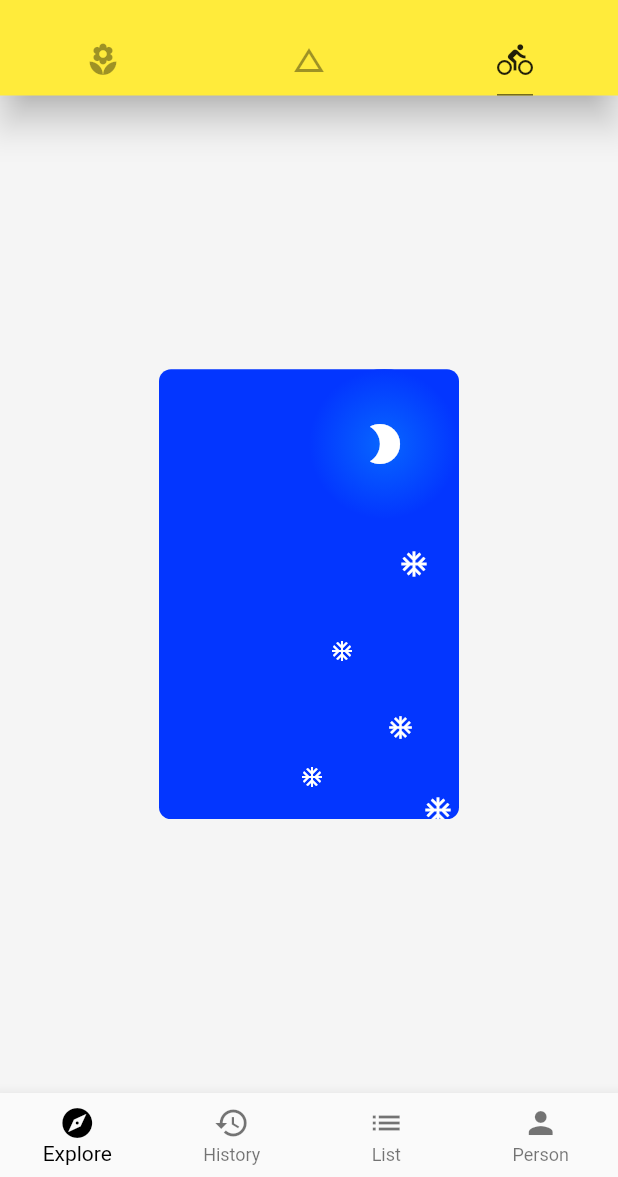
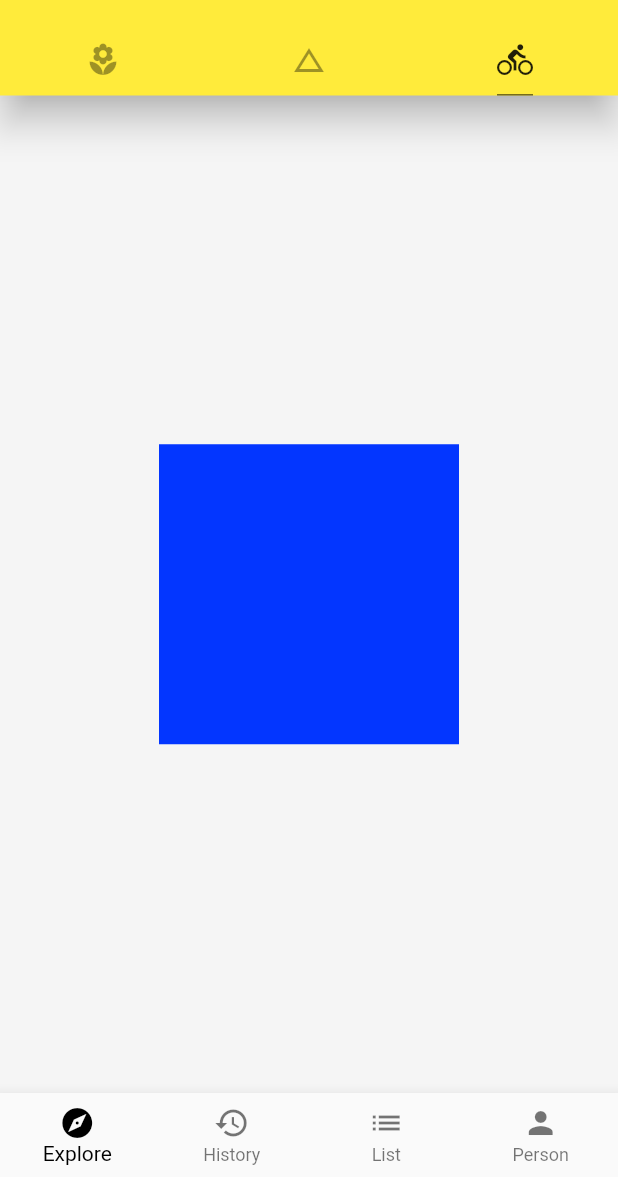
Before and after one commit to qiaoluheng/ninghao_flutter, a Flutter app: the screen it shows after launch, tab 3 chosen, on a phone screen of 412 x 824 dp, the part 59-1236 px from its top. Run offline on Flutter 3.47's test engine with Material 2 defaults, Android fonts, the phone set to English and light mode, and no system bars; network calls fail.

Commit message:
layout all

```diff
--- a/lib/demo/layout_demo.dart
+++ b/lib/demo/layout_demo.dart
@@ -10,8 +10,44 @@ class LayoutDemo extends StatelessWidget {
         mainAxisAlignment: MainAxisAlignment.center,
         // 设置交叉轴对齐方式（主轴的垂直方向）默认是居中center
         // crossAxisAlignment: CrossAxisAlignment.start,
-        children: <Widget>[
-          Stack(
+        children: <Widget>[ConstrainedBoxDemo()],
+      ),
+    );
+  }
+}
+
+// 设置带限制的盒子
+class ConstrainedBoxDemo extends StatelessWidget {
+  @override
+  Widget build(BuildContext context) {
+    return ConstrainedBox(
+      constraints: BoxConstraints(minHeight: 200.0, maxWidth: 200.0),
+      child: Container(
+        color: Color.fromRGBO(3, 54, 255, 1.0),
+      ),
+    );
+  }
+}
+
+// 设置子部件的宽高比
+class AspectRatioDemo extends StatelessWidget {
+  @override
+  Widget build(BuildContext context) {
+    return AspectRatio(
+      // 设置宽高比
+      aspectRatio: 3.0 / 2.0,
+      child: Container(
+        color: Color.fromRGBO(3, 54, 255, 1.0),
+      ),
+    );
+  }
+}
+
+// stack 中存放一摞小部件
+class StackDemo extends StatelessWidget {
+  @override
+  Widget build(BuildContext context) {
+    return Stack(
       alignment: Alignment.topRight,
       children: <Widget>[
         Stack(
@@ -45,8 +81,8 @@ class LayoutDemo extends StatelessWidget {
                       Color.fromRGBO(7, 102, 255, 1.0),
                       Color.fromRGBO(3, 54, 255, 1.0)
                     ])),
-                      child: Icon(Icons.brightness_2,
-                          color: Colors.white, size: 32.0),
+                child:
+                    Icon(Icons.brightness_2, color: Colors.white, size: 32.0),
               ),
             ),
             // 定位weiget，位置相对于最大的部件
@@ -78,9 +114,6 @@ class LayoutDemo extends StatelessWidget {
           ],
         )
       ],
-          ),
-        ],
-      ),
     );
   }
 }
```
Lines whose indentation alone changed are shown as unchanged.
